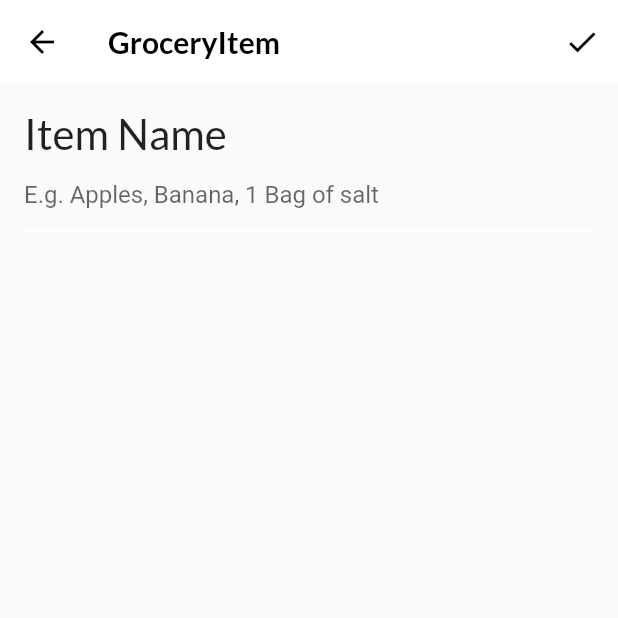
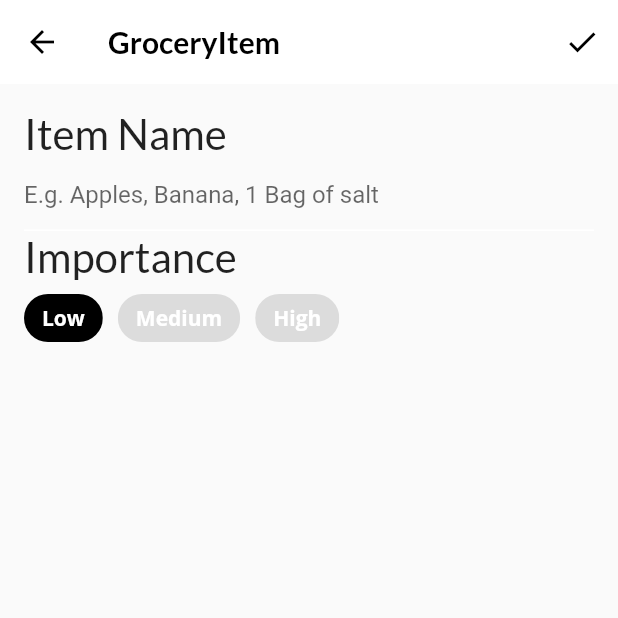
Before and after one commit to SakhileMamba/Flutter-Apprentice-Chapter-6-Interactive-Widgets, a Flutter app: the screen it shows after launch, item 3 of the bottom bar chosen, after a tap on the "add" icon, on a phone screen of 412 x 824 dp, the top half of it. Run offline on Flutter 3.47's test engine with Material 2 defaults, Android fonts, the phone set to English and light mode, and no system bars; our stand-ins replace flutter_colorpicker, google_fonts; project files that could hold a hidden picture were left out.

Commit message:
Building the importance widget

```diff
--- a/lib/screens/grocery_item_screen.dart
+++ b/lib/screens/grocery_item_screen.dart
@@ -82,7 +82,7 @@ class _GroceryItemScreenState extends State<GroceryItemScreen> {
         child: ListView(
           children: [
             buildNameField(),
-            // TODO 14: Add Importance selection
+            buildImportanceField(),
             // TODO 15: Add date picker
             // TODO 16: Add time picker
             // TODO 17: Add color picker
@@ -121,7 +121,67 @@ class _GroceryItemScreenState extends State<GroceryItemScreen> {
       ],
     );
   }
-  //TODO: Add buildImportanceField()
+
+  Widget buildImportanceField() {
+    return Column(
+      crossAxisAlignment: CrossAxisAlignment.start,
+      children: [
+        Text(
+          'Importance',
+          style: GoogleFonts.lato(fontSize: 28.0),
+        ),
+        Wrap(
+          spacing: 10.0,
+          children: [
+            ChoiceChip(
+              label: const Text(
+                'Low',
+                style: TextStyle(
+                  color: Colors.white,
+                ),
+              ),
+              selected: _importance == Importance.low,
+              selectedColor: Colors.black,
+              onSelected: (selected) {
+                setState(() {
+                  _importance = Importance.low;
+                });
+              },
+            ),
+            ChoiceChip(
+              label: const Text(
+                'Medium',
+                style: TextStyle(
+                  color: Colors.white,
+                ),
+              ),
+              selected: _importance == Importance.medium,
+              selectedColor: Colors.black,
+              onSelected: (selected) {
+                setState(() {
+                  _importance = Importance.medium;
+                });
+              },
+            ),
+            ChoiceChip(
+              label: const Text(
+                'High',
+                style: TextStyle(color: Colors.white),
+              ),
+              selected: _importance == Importance.high,
+              selectedColor: Colors.black,
+              onSelected: (selected) {
+                setState(() {
+                  _importance = Importance.high;
+                });
+              },
+            ),
+          ],
+        )
+      ],
+    );
+  }
+
   //TODO: Add buildDateField()
   //TODO: Add buildTimeField()
   //TODO: Add buildColorField()
```
